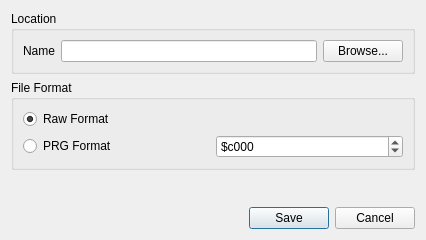
Before: the Qt Designer form src/exportdialog.ui in ricardoquesada/vchar64, drawn with Qt 5.
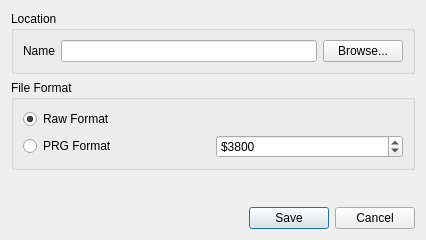
After: the same form once the commit is applied.

Commit message: default value is $3800

```diff
--- a/src/exportdialog.ui
+++ b/src/exportdialog.ui
@@ -77,7 +77,7 @@
            <number>65536</number>
           </property>
           <property name="value">
-           <number>49152</number>
+           <number>14336</number>
           </property>
           <property name="displayIntegerBase">
            <number>16</number>
```
The commit also changes 1 other file.
